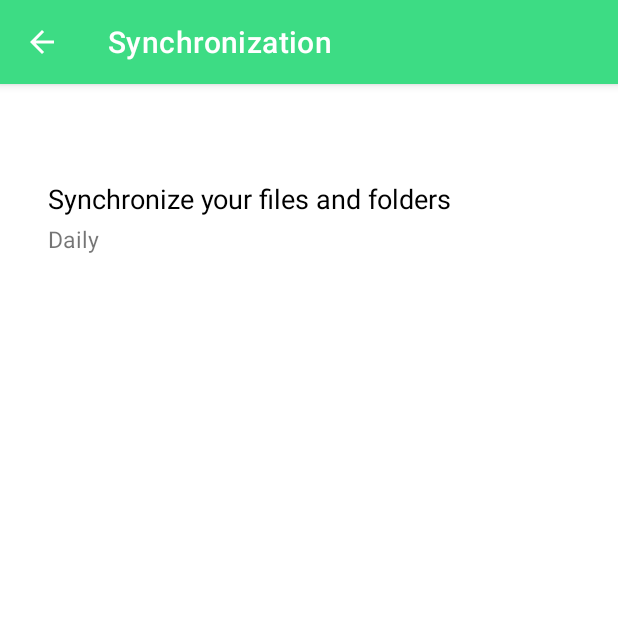
After one commit to lucaalbinati/AndroidDriveSync, an Android app: the SynchronizeSettingsActivity screen opened directly, with no data from a screen before it, on a phone screen of 412 x 824 dp, the top half of it. The commit adds this screen. Run offline under Robolectric (Android 15) with nearby library versions, the phone set to English and light mode, and no system bars; network calls fail.

Commit message:
add periodicity picker in SynchronizeSettingsActivity.kt

```diff
--- a/app/src/main/java/com/example/androiddrivesync/main/MainActivity.kt
+++ b/app/src/main/java/com/example/androiddrivesync/main/MainActivity.kt
@@ -1,5 +1,6 @@
 package com.example.androiddrivesync.main
 
+import android.content.Intent
 import android.os.Bundle
 import android.view.View
 import android.widget.ProgressBar
@@ -10,6 +11,7 @@ import com.example.androiddrivesync.*
 import com.example.androiddrivesync.R
 import com.example.androiddrivesync.drive.GoogleDriveClient
 import com.example.androiddrivesync.synchronizeservice.SynchronizeNotification
+import com.example.androiddrivesync.synchronizeservice.SynchronizeSettingsActivity
 import com.example.androiddrivesync.synchronizeservice.SynchronizeWorker
 import com.example.androiddrivesync.utils.CredentialsSharedPreferences
 import com.example.androiddrivesync.utils.LocalFilesToSynchronizeHandler
@@ -78,7 +80,8 @@ class MainActivity : AppCompatActivity() {
     }
 
     fun syncDrive(v: View) {
-        // TODO
+        // TODO change name, icon and location on screen
+        startActivity(Intent(this, SynchronizeSettingsActivity::class.java))
     }
 
     fun refreshStatus(v: View) {
--- /dev/null
+++ b/app/src/main/java/com/example/androiddrivesync/synchronizeservice/SynchronizePeriodicity.kt
@@ -0,0 +1,23 @@
+package com.example.androiddrivesync.synchronizeservice
+
+import java.time.Duration
+
+enum class SynchronizePeriodicity {
+    NEVER, ON_TAP, DAILY, WEEKLY, MONTHLY;
+
+    fun format(): String {
+        return when (this) {
+            ON_TAP -> "Only when I tap \"Synchronize Now\""
+            else -> this.toString().lowercase().replaceFirstChar { it.uppercase() }
+        }
+    }
+
+    fun convertToDuration(): Duration {
+        return when (this) {
+            NEVER, ON_TAP -> throw UnsupportedOperationException("Cannot convert $this to a ${Duration::class.java.simpleName} object")
+            DAILY -> Duration.ofDays(1)
+            WEEKLY -> Duration.ofDays(7)
+            MONTHLY -> Duration.ofDays(31)
+        }
+    }
+}
--- /dev/null
+++ b/app/src/main/java/com/example/androiddrivesync/synchronizeservice/SynchronizeSettingsActivity.kt
@@ -0,0 +1,61 @@
+package com.example.androiddrivesync.synchronizeservice
+
+import android.content.DialogInterface
+import android.os.Bundle
+import android.view.View
+import android.widget.TextView
+import androidx.appcompat.app.AlertDialog
+import androidx.appcompat.app.AppCompatActivity
+import com.example.androiddrivesync.R
+import kotlinx.coroutines.CoroutineScope
+import kotlinx.coroutines.Dispatchers
+import kotlinx.coroutines.launch
+
+class SynchronizeSettingsActivity : AppCompatActivity(), View.OnClickListener {
+    companion object {
+        private const val TAG = "SynchronizeSettingsActivity"
+    }
+
+    override fun onCreate(savedInstanceState: Bundle?) {
+        super.onCreate(savedInstanceState)
+        setContentView(R.layout.activity_synchronize_settings)
+
+        findViewById<View>(R.id.periodicity_layout).setOnClickListener(this)
+        updatePeriodicityContent()
+    }
+
+    override fun onClick(v: View?) {
+        val items: Array<String> = SynchronizePeriodicity.values().map { it.format() }.toTypedArray()
+        val currentItem = SynchronizeSettingsSharedPreferencesHelper.getPeriodicity(this).ordinal
+
+        AlertDialog.Builder(this)
+            .setTitle(R.string.synchronization_periodicity_picker_title)
+            .setSingleChoiceItems(items, currentItem) { dialog, selectedItemIdx ->
+                updatePeriodicitySetting(selectedItemIdx)
+                updatePeriodicityContent()
+                updatePeriodicityForWorker(dialog)
+            }
+            .setNegativeButton(R.string.synchronization_periodicity_picker_cancel) { dialog, _ ->
+                dialog.cancel()
+            }
+            .setCancelable(true)
+            .show()
+    }
+
+    private fun updatePeriodicitySetting(newItemIdx: Int) {
+        val selectedPeriodicity = SynchronizePeriodicity.values()[newItemIdx]
+        SynchronizeSettingsSharedPreferencesHelper.setPeriodicity(this, selectedPeriodicity)
+    }
+
+    private fun updatePeriodicityContent() {
+        findViewById<TextView>(R.id.periodicity_text).text = SynchronizeSettingsSharedPreferencesHelper.getPeriodicity(this).format()
+    }
+
+    private fun updatePeriodicityForWorker(dialog: DialogInterface) {
+        CoroutineScope(Dispatchers.IO).launch {
+            SynchronizeWorker.updatePeriodicity(this@SynchronizeSettingsActivity)
+            dialog.cancel()
+        }
+    }
+
+}
--- /dev/null
+++ b/app/src/main/java/com/example/androiddrivesync/synchronizeservice/SynchronizeSettingsSharedPreferencesHelper.kt
@@ -0,0 +1,59 @@
+package com.example.androiddrivesync.synchronizeservice
+
+import android.content.Context
+import android.content.Context.MODE_PRIVATE
+import android.util.Log
+
+class SynchronizeSettingsSharedPreferencesHelper {
+    companion object {
+        private const val TAG = "SynchronizeSettingsSharedPreferencesHelper"
+        private const val SYNCHRONIZE_SETTINGS_SHARED_PREFERENCES = "synchronizeSettings"
+        private const val ENABLED = "enabled"
+        private const val ENABLED_DEFAULT = true
+        private const val PERIODICITY = "periodicity"
+        private val PERIODICITY_DEFAULT = SynchronizePeriodicity.DAILY.toString()
+
+        fun setEnable(context: Context, enabled: Boolean) {
+            val editor = context.getSharedPreferences(SYNCHRONIZE_SETTINGS_SHARED_PREFERENCES, MODE_PRIVATE).edit()
+            editor.putBoolean(ENABLED, enabled)
+            editor.apply()
+        }
+
+        fun isEnabled(context: Context): Boolean {
+            val pref = context.getSharedPreferences(SYNCHRONIZE_SETTINGS_SHARED_PREFERENCES, MODE_PRIVATE)
+
+            if (!pref.contains(ENABLED)) {
+                Log.i(TAG, "synchronize setting '$ENABLED' is missing; creating it and setting it to '$ENABLED_DEFAULT'")
+                val editor = pref.edit()
+                editor.putBoolean(ENABLED, ENABLED_DEFAULT)
+                editor.apply()
+            }
+
+            val isEnabled = pref.getBoolean(ENABLED, ENABLED_DEFAULT)
+            Log.i(TAG, "synchronize is set to '$isEnabled'")
+            return isEnabled
+        }
+
+        fun setPeriodicity(context: Context, periodicity: SynchronizePeriodicity) {
+            val editor = context.getSharedPreferences(SYNCHRONIZE_SETTINGS_SHARED_PREFERENCES, MODE_PRIVATE).edit()
+            editor.putString(PERIODICITY, periodicity.toString())
+            editor.apply()
+        }
+
+        fun getPeriodicity(context: Context): SynchronizePeriodicity {
+            val pref = context.getSharedPreferences(SYNCHRONIZE_SETTINGS_SHARED_PREFERENCES, MODE_PRIVATE)
+
+            if (!pref.contains(PERIODICITY)) {
+                Log.i(TAG, "synchronize setting '$PERIODICITY' is missing; creating it and setting it to '$PERIODICITY_DEFAULT'")
+                val editor = pref.edit()
+                editor.putString(PERIODICITY, PERIODICITY_DEFAULT)
+                editor.apply()
+            }
+
+            val periodicityString = pref.getString(PERIODICITY, PERIODICITY_DEFAULT)
+            val periodicity = SynchronizePeriodicity.valueOf(periodicityString!!)
+            Log.i(TAG, "synchronize periodicity is set to '$periodicity'")
+            return periodicity
+        }
+    }
+}
--- /dev/null
+++ b/app/src/main/res/layout/activity_synchronize_settings.xml
@@ -0,0 +1,36 @@
+<?xml version="1.0" encoding="utf-8"?>
+<androidx.constraintlayout.widget.ConstraintLayout xmlns:android="http://schemas.android.com/apk/res/android"
+    xmlns:app="http://schemas.android.com/apk/res-auto"
+    android:layout_width="match_parent"
+    android:layout_height="match_parent">
+
+    <androidx.constraintlayout.widget.ConstraintLayout
+        android:layout_width="match_parent"
+        android:layout_height="match_parent"
+        android:id="@+id/periodicity_layout"
+        android:layout_marginTop="64dp"
+        app:layout_constraintTop_toTopOf="parent">
+
+        <TextView
+            android:id="@+id/periodicity_title"
+            android:layout_width="wrap_content"
+            android:layout_height="wrap_content"
+            android:layout_marginStart="32dp"
+            android:text="@string/synchronization_text"
+            android:textSize="8pt"
+            android:textColor="@color/black"
+            app:layout_constraintStart_toStartOf="parent"
+            app:layout_constraintTop_toTopOf="parent" />
+
+        <TextView
+            android:id="@+id/periodicity_text"
+            android:layout_width="wrap_content"
+            android:layout_height="wrap_content"
+            android:layout_marginTop="4dp"
+            android:textSize="7pt"
+            app:layout_constraintStart_toStartOf="@+id/periodicity_title"
+            app:layout_constraintTop_toBottomOf="@+id/periodicity_title" />
+
+    </androidx.constraintlayout.widget.ConstraintLayout>
+
+</androidx.constraintlayout.widget.ConstraintLayout>
--- a/app/src/main/res/values/strings.xml
+++ b/app/src/main/res/values/strings.xml
@@ -22,4 +22,9 @@
     <string name="missing_permissions_dialog_alert_message">The application requires access to all files to offer its functionality.</string>
     <string name="missing_permissions_dialog_alert_positive_toast_message">Synchronizing files requires access to all files</string>
     <string name="missing_permissions_dialog_alert_negative">OK</string>
+
+    <string name="synchronization_text">Synchronize your files and folders</string>
+
+    <string name="synchronization_periodicity_picker_title">Synchronize to Google Drive</string>
+    <string name="synchronization_periodicity_picker_cancel">Cancel</string>
 </resources>
```
Also changed, not shown: app/src/main/AndroidManifest.xml (+13 -5 lines), app/src/main/java/com/example/androiddrivesync/synchronizeservice/SynchronizeWorker.kt (+29 -4 lines).
